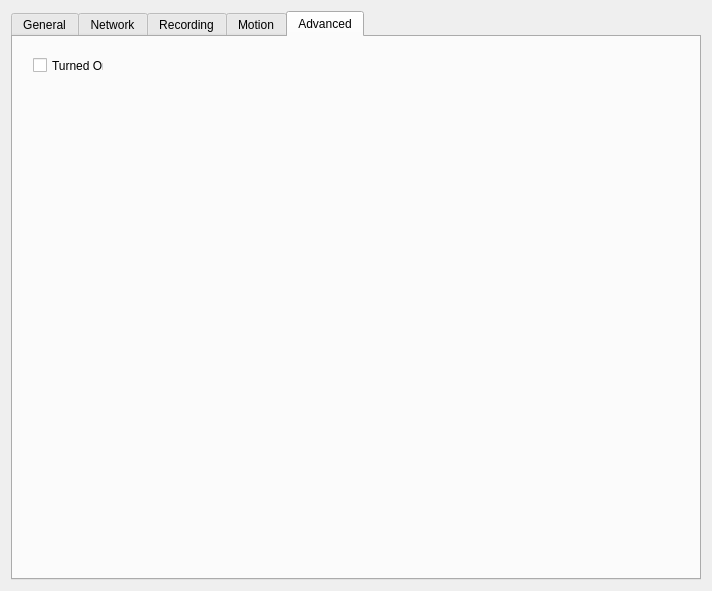
Old version of the form client/src/ui/widgets/properties/single_camera_settings_widget.ui in the repository networkoptix/nx_open.
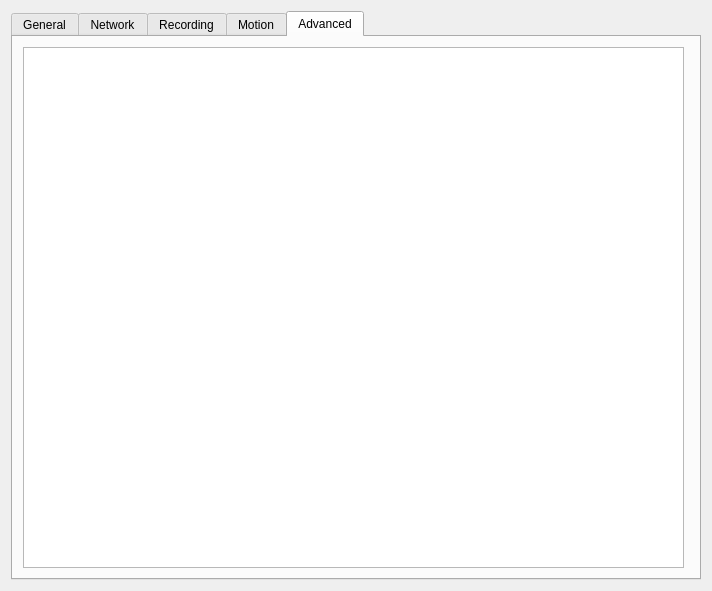
New version of the form. The open tabs and pages were chosen to show the change. Custom widgets are drawn as their Qt base class.

Diff of the .ui file:
```diff
--- a/client/src/ui/widgets/properties/single_camera_settings_widget.ui
+++ b/client/src/ui/widgets/properties/single_camera_settings_widget.ui
@@ -402,21 +402,15 @@
       <attribute name="title">
        <string>Advanced</string>
       </attribute>
-      <widget class="QCheckBox" name="advancedCheckBox1">
+      <widget class="QTreeView" name="treeViewAdvanced">
        <property name="geometry">
         <rect>
-         <x>20</x>
-         <y>20</y>
-         <width>71</width>
-         <height>17</height>
+         <x>10</x>
+         <y>10</y>
+         <width>661</width>
+         <height>521</height>
         </rect>
        </property>
-       <property name="text">
-        <string>Turned On</string>
-       </property>
-       <property name="tristate">
-        <bool>false</bool>
-       </property>
       </widget>
      </widget>
     </widget>
```
Left out of the diff: 2 changed lines with no effect on the pictures.
